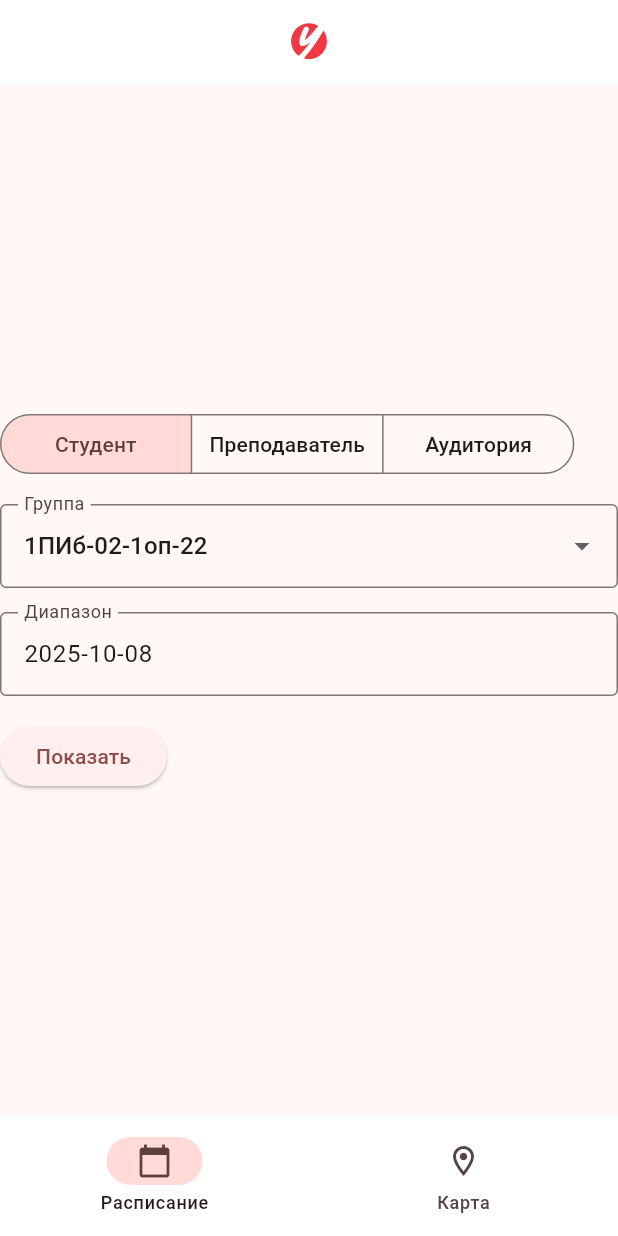
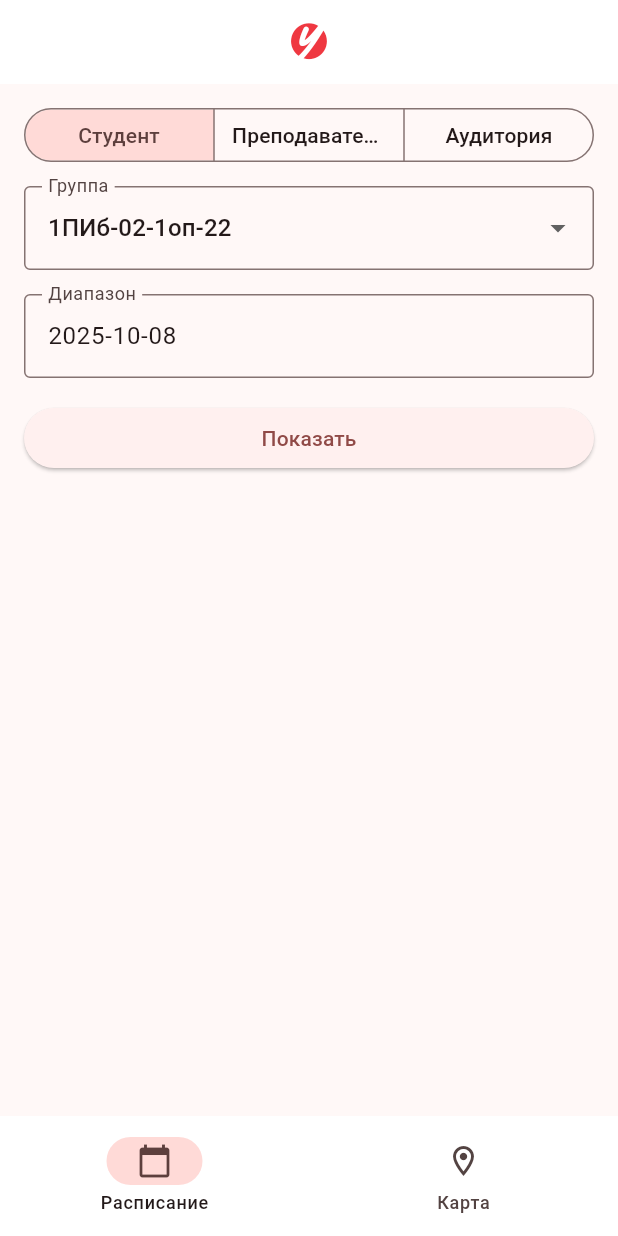
Before and after one commit to chsu-guide/client, a Flutter app: the screen it shows after launch, on a phone screen of 412 x 824 dp. Run offline on Flutter 3.47's test engine with Material 3 defaults, Android fonts, the light colour scheme and no system bars.

Commit message:
Refactor SchedulePage layout and improve form styling

```diff
--- a/lib/interfaces/schedule_page.dart
+++ b/lib/interfaces/schedule_page.dart
@@ -42,13 +42,15 @@ class _SchedulePageState extends State<SchedulePage> {
   @override
   Widget build(BuildContext context) {
     return Scaffold(
-      body: Column(
-        mainAxisAlignment: MainAxisAlignment.center,
+      body: Padding(
+        padding: const EdgeInsets.all(16.0),
+        child: Column(
+          mainAxisAlignment: MainAxisAlignment.start,
           children: [
             Form(
               key: _formKey,
               child: Column(
-              crossAxisAlignment: CrossAxisAlignment.start,
+                crossAxisAlignment: CrossAxisAlignment.stretch,
                 children: <Widget> [
                   SingleChoice(),
                   SizedBox(height: 16),
@@ -121,6 +123,7 @@ class _SchedulePageState extends State<SchedulePage> {
             ),
           ],
         ),
+      ),
     );
   }
 }
@@ -142,15 +145,22 @@ class _SingleChoiceState extends State<SingleChoice> {
       showSelectedIcon: false,
       segments: const [
         ButtonSegment<ScheduleTarget>(
-          value: ScheduleTarget.student,label: Text("Студент")
+          value: ScheduleTarget.student,
+          label: Text("Студент")
         ),
         ButtonSegment<ScheduleTarget>(
-          value: ScheduleTarget.tutor, label: Text("Преподаватель")
+          value: ScheduleTarget.tutor,
+          label: Text("Преподаватель", overflow: TextOverflow.ellipsis)
         ),
         ButtonSegment<ScheduleTarget>(
-          value: ScheduleTarget.auditorium, label: Text("Аудитория")
+          value: ScheduleTarget.auditorium,
+          label: Text("Аудитория")
         ),
       ],
+      style: const ButtonStyle(
+       tapTargetSize: MaterialTapTargetSize.shrinkWrap,
+       visualDensity: VisualDensity(horizontal: -3, vertical: -1)
+      ),
       selected: <ScheduleTarget>{selectedTarget},
       onSelectionChanged: (Set<ScheduleTarget> newSelection) {
         setState(() {
--- a/lib/main.dart
+++ b/lib/main.dart
@@ -67,14 +67,10 @@ class _MyHomePageState extends State<MyHomePage> with TickerProviderStateMixin {
         centerTitle: true,
       ),
 
-      body: Container(
-        alignment: AlignmentDirectional.topStart,
-        child: <Widget> [
-          SchedulePage(),
-          Center(child: Text("Under Construction!!"),),
-        ][currentPageIndex],
-
-      ),
+      body: <Widget>[
+          const SchedulePage(),
+          const Center(child: Text("Under Construction!")),
+      ][currentPageIndex],
 
       bottomNavigationBar: NavigationBar(
         backgroundColor: Theme.of(context).colorScheme.onPrimary,
```
Lines whose indentation alone changed are shown as unchanged.
